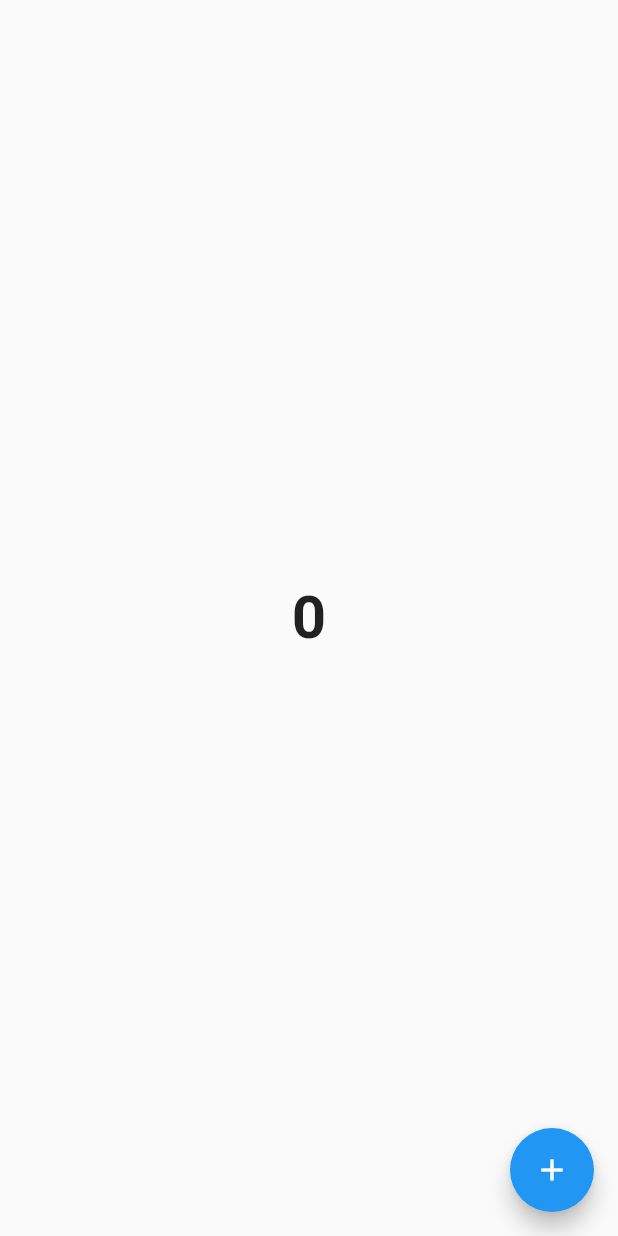
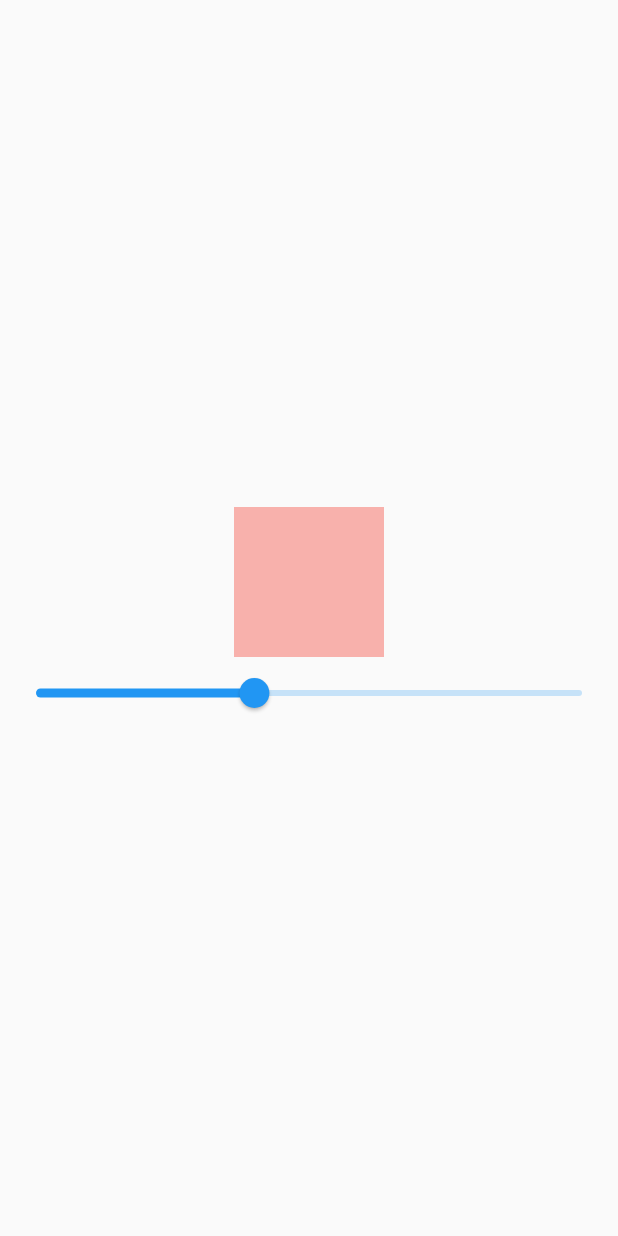
Before and after one commit to ThisIsAnshMalik/get_x_state_management, a Flutter app: the screen it shows after launch, on a phone screen of 412 x 824 dp. Run offline on Flutter 3.47's test engine with Material 2 defaults, Android fonts, the phone set to English and light mode, and no system bars; our stand-ins replace get.

Commit message:
slider example

```diff
--- /dev/null
+++ b/lib/controller/slider_controller.dart
@@ -0,0 +1,9 @@
+import 'package:get/get.dart';
+
+class SliderController extends GetxController {
+  RxDouble slider = 0.4.obs;
+
+  void setSlider(value) {
+    slider.value = value;
+  }
+}
--- a/lib/main.dart
+++ b/lib/main.dart
@@ -1,4 +1,5 @@
 import 'package:flutter/material.dart';
+import 'package:get_x_state_management/view/Slider_view.dart';
 import 'package:get_x_state_management/view/counter_view.dart';
 
 void main() {
@@ -16,7 +17,7 @@ class MyApp extends StatelessWidget {
       theme: ThemeData(
         primarySwatch: Colors.blue,
       ),
-      home: const CounterView(),
+      home: const SliderView(),
     );
   }
 }
--- /dev/null
+++ b/lib/view/Slider_view.dart
@@ -0,0 +1,40 @@
+import 'package:flutter/material.dart';
+import 'package:get/get.dart';
+import 'package:get_x_state_management/controller/slider_controller.dart';
+
+class SliderView extends StatefulWidget {
+  const SliderView({Key? key}) : super(key: key);
+
+  @override
+  State<SliderView> createState() => _SliderViewState();
+}
+
+class _SliderViewState extends State<SliderView> {
+  SliderController sliderController = Get.put(SliderController());
+  @override
+  Widget build(BuildContext context) {
+    return Scaffold(
+      body: Center(
+        child: Column(
+          mainAxisAlignment: MainAxisAlignment.center,
+          children: [
+            Obx((() {
+              return Container(
+                height: 100,
+                width: 100,
+                color: Colors.red.withOpacity(sliderController.slider.value),
+              );
+            })),
+            Obx((() {
+              return Slider(
+                  value: sliderController.slider.value,
+                  onChanged: ((value) {
+                    sliderController.setSlider(value);
+                  }));
+            }))
+          ],
+        ),
+      ),
+    );
+  }
+}
```
